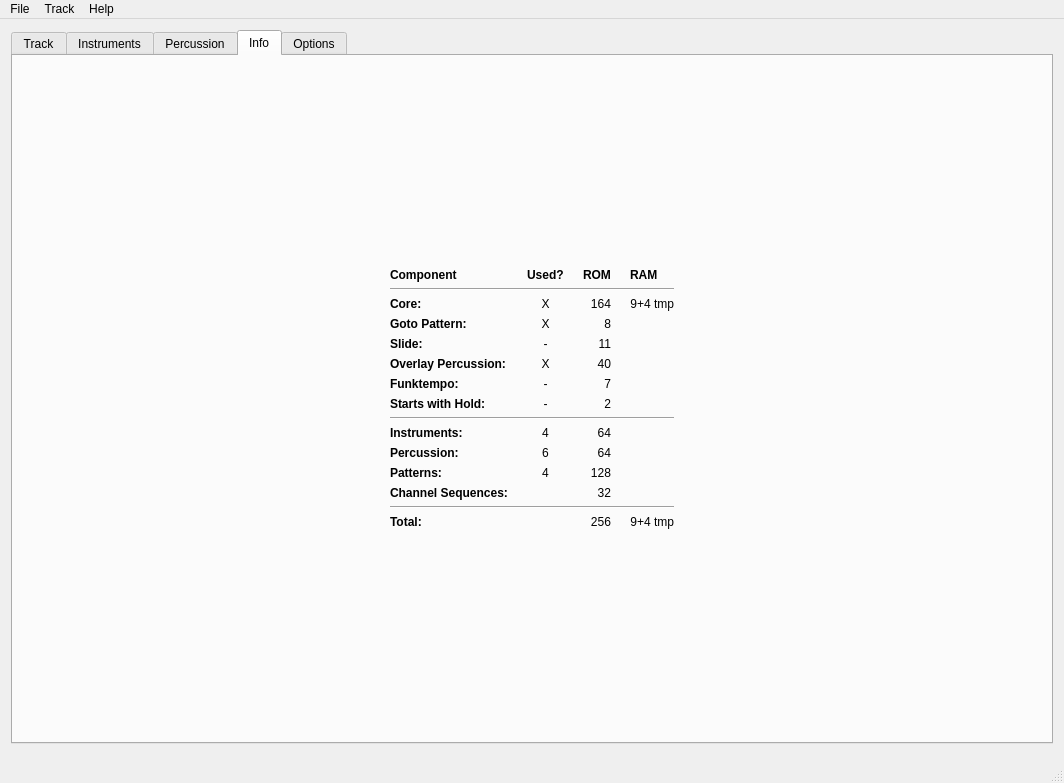
This is mainwindow.ui in steux/tiatracker as Qt 5 draws it before an edit. The edited form follows.
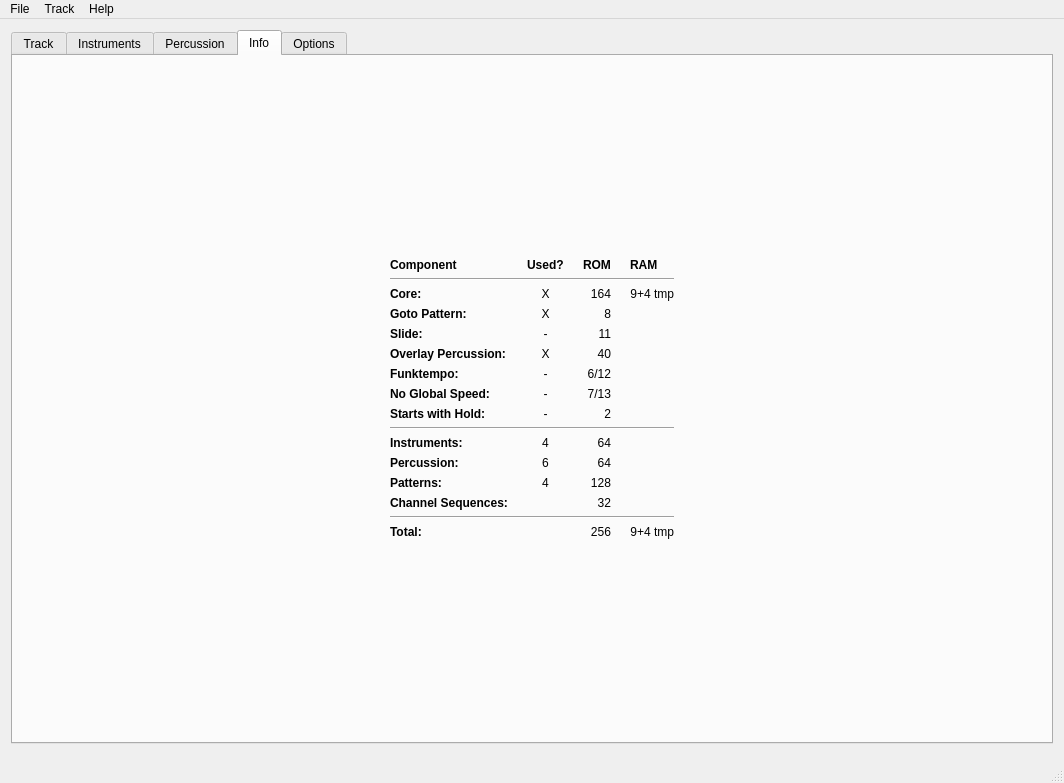
This is the edited form. The open tabs and pages were chosen to show the change. Icons and pictures are not drawn. Custom widgets are drawn as their Qt base class.

Commit message: global/local tempo info added to info tab

What changed in the file:
```diff
--- a/mainwindow.ui
+++ b/mainwindow.ui
@@ -886,41 +886,28 @@
            </sizepolicy>
           </property>
           <layout class="QGridLayout" name="gridLayout">
-           <item row="11" column="2">
-            <widget class="QLabel" name="labelInfoPatterns">
+           <item row="13" column="0">
+            <widget class="QLabel" name="label_45">
              <property name="text">
-              <string>4</string>
+              <string>&lt;b&gt;Channel Sequences:&lt;/b&gt;</string>
              </property>
-             <property name="alignment">
-              <set>Qt::AlignCenter</set>
-             </property>
             </widget>
            </item>
-           <item row="14" column="6">
-            <widget class="QLabel" name="label_54">
+           <item row="0" column="3">
+            <widget class="QLabel" name="label_26">
              <property name="text">
-              <string>9+4 tmp</string>
+              <string/>
              </property>
-             <property name="alignment">
-              <set>Qt::AlignRight|Qt::AlignTrailing|Qt::AlignVCenter</set>
-             </property>
             </widget>
            </item>
-           <item row="8" column="0" colspan="7">
-            <widget class="Line" name="line_2">
-             <property name="orientation">
-              <enum>Qt::Horizontal</enum>
-             </property>
-            </widget>
-           </item>
-           <item row="14" column="0">
-            <widget class="QLabel" name="label_52">
+           <item row="0" column="1">
+            <widget class="QLabel" name="label_25">
              <property name="text">
-              <string>&lt;b&gt;Total:&lt;/b&gt;</string>
+              <string/>
              </property>
             </widget>
            </item>
-           <item row="14" column="4">
+           <item row="15" column="4">
             <widget class="QLabel" name="labelInfoRomTotal">
              <property name="text">
               <string>256</string>
@@ -930,7 +917,7 @@
              </property>
             </widget>
            </item>
-           <item row="13" column="0" colspan="7">
+           <item row="14" column="0" colspan="7">
             <widget class="Line" name="line_3">
              <property name="orientation">
               <enum>Qt::Horizontal</enum>
@@ -1124,14 +1111,14 @@
            <item row="6" column="4">
             <widget class="QLabel" name="labelFunktempoRom">
              <property name="text">
-              <string>7</string>
+              <string>6/12</string>
              </property>
              <property name="alignment">
               <set>Qt::AlignRight|Qt::AlignTrailing|Qt::AlignVCenter</set>
              </property>
             </widget>
            </item>
-           <item row="7" column="2">
+           <item row="8" column="2">
             <widget class="QLabel" name="labelStartsWithHold">
              <property name="text">
               <string>-</string>
@@ -1141,7 +1128,7 @@
              </property>
             </widget>
            </item>
-           <item row="7" column="4">
+           <item row="8" column="4">
             <widget class="QLabel" name="labelStartsWithHoldRom">
              <property name="text">
               <string>2</string>
@@ -1151,28 +1138,21 @@
              </property>
             </widget>
            </item>
-           <item row="7" column="0">
+           <item row="8" column="0">
             <widget class="QLabel" name="label_34">
              <property name="text">
               <string>&lt;html&gt;&lt;head/&gt;&lt;body&gt;&lt;p&gt;&lt;span style=&quot; font-weight:600;&quot;&gt;Starts with Hold:&lt;/span&gt;&lt;/p&gt;&lt;/body&gt;&lt;/html&gt;</string>
              </property>
             </widget>
            </item>
-           <item row="9" column="0">
+           <item row="10" column="0">
             <widget class="QLabel" name="label_39">
              <property name="text">
               <string>&lt;html&gt;&lt;head/&gt;&lt;body&gt;&lt;p&gt;&lt;span style=&quot; font-weight:600;&quot;&gt;Instruments:&lt;/span&gt;&lt;/p&gt;&lt;/body&gt;&lt;/html&gt;</string>
              </property>
             </widget>
            </item>
-           <item row="10" column="0">
-            <widget class="QLabel" name="label_41">
-             <property name="text">
-              <string>&lt;b&gt;Percussion:&lt;/b&gt;</string>
-             </property>
-            </widget>
-           </item>
-           <item row="9" column="4">
+           <item row="10" column="4">
             <widget class="QLabel" name="labelInstrumentsRom">
              <property name="text">
               <string>64</string>
@@ -1182,13 +1162,6 @@
              </property>
             </widget>
            </item>
-           <item row="11" column="0">
-            <widget class="QLabel" name="label_43">
-             <property name="text">
-              <string>&lt;b&gt;Patterns:&lt;/b&gt;</string>
-             </property>
-            </widget>
-           </item>
            <item row="1" column="0" colspan="7">
             <widget class="Line" name="line">
              <property name="orientation">
@@ -1196,24 +1169,65 @@
              </property>
             </widget>
            </item>
-           <item row="10" column="4">
-            <widget class="QLabel" name="labelPercussionRom">
-             <property name="text">
-              <string>64</string>
-             </property>
-             <property name="alignment">
-              <set>Qt::AlignRight|Qt::AlignTrailing|Qt::AlignVCenter</set>
-             </property>
-            </widget>
-           </item>
            <item row="12" column="0">
-            <widget class="QLabel" name="label_45">
+            <widget class="QLabel" name="label_43">
              <property name="text">
-              <string>&lt;b&gt;Channel Sequences:&lt;/b&gt;</string>
+              <string>&lt;b&gt;Patterns:&lt;/b&gt;</string>
              </property>
             </widget>
            </item>
            <item row="11" column="4">
+            <widget class="QLabel" name="labelPercussionRom">
+             <property name="text">
+              <string>64</string>
+             </property>
+             <property name="alignment">
+              <set>Qt::AlignRight|Qt::AlignTrailing|Qt::AlignVCenter</set>
+             </property>
+            </widget>
+           </item>
+           <item row="11" column="0">
+            <widget class="QLabel" name="label_41">
+             <property name="text">
+              <string>&lt;b&gt;Percussion:&lt;/b&gt;</string>
+             </property>
+            </widget>
+           </item>
+           <item row="15" column="6">
+            <widget class="QLabel" name="label_54">
+             <property name="text">
+              <string>9+4 tmp</string>
+             </property>
+             <property name="alignment">
+              <set>Qt::AlignRight|Qt::AlignTrailing|Qt::AlignVCenter</set>
+             </property>
+            </widget>
+           </item>
+           <item row="12" column="2">
+            <widget class="QLabel" name="labelInfoPatterns">
+             <property name="text">
+              <string>4</string>
+             </property>
+             <property name="alignment">
+              <set>Qt::AlignCenter</set>
+             </property>
+            </widget>
+           </item>
+           <item row="9" column="0" colspan="7">
+            <widget class="Line" name="line_2">
+             <property name="orientation">
+              <enum>Qt::Horizontal</enum>
+             </property>
+            </widget>
+           </item>
+           <item row="15" column="0">
+            <widget class="QLabel" name="label_52">
+             <property name="text">
+              <string>&lt;b&gt;Total:&lt;/b&gt;</string>
+             </property>
+            </widget>
+           </item>
+           <item row="12" column="4">
             <widget class="QLabel" name="labelPatternsRom">
              <property name="text">
               <string>128</string>
@@ -1223,7 +1237,17 @@
              </property>
             </widget>
            </item>
-           <item row="12" column="4">
+           <item row="11" column="2">
+            <widget class="QLabel" name="labelInfoPercussion">
+             <property name="text">
+              <string>6</string>
+             </property>
+             <property name="alignment">
+              <set>Qt::AlignCenter</set>
+             </property>
+            </widget>
+           </item>
+           <item row="13" column="4">
             <widget class="QLabel" name="labelSequencesRom">
              <property name="text">
               <string>32</string>
@@ -1233,26 +1257,43 @@
              </property>
             </widget>
            </item>
-           <item row="9" column="2">
-            <widget class="QLabel" name="labelInfoInstruments">
-             <property name="text">
-              <string>4</string>
-             </property>
-             <property name="alignment">
-              <set>Qt::AlignCenter</set>
-             </property>
-            </widget>
-           </item>
            <item row="10" column="2">
-            <widget class="QLabel" name="labelInfoPercussion">
+            <widget class="QLabel" name="labelInfoInstruments">
              <property name="text">
-              <string>6</string>
+              <string>4</string>
              </property>
              <property name="alignment">
               <set>Qt::AlignCenter</set>
              </property>
             </widget>
            </item>
+           <item row="7" column="0">
+            <widget class="QLabel" name="label_30">
+             <property name="text">
+              <string>&lt;html&gt;&lt;head/&gt;&lt;body&gt;&lt;p&gt;&lt;span style=&quot; font-weight:600;&quot;&gt;No Global Speed:&lt;/span&gt;&lt;/p&gt;&lt;/body&gt;&lt;/html&gt;</string>
+             </property>
+            </widget>
+           </item>
+           <item row="7" column="2">
+            <widget class="QLabel" name="labelLocalSpeedUsed">
+             <property name="text">
+              <string>&lt;html&gt;&lt;head/&gt;&lt;body&gt;&lt;p&gt;-&lt;/p&gt;&lt;/body&gt;&lt;/html&gt;</string>
+             </property>
+             <property name="alignment">
+              <set>Qt::AlignCenter</set>
+             </property>
+            </widget>
+           </item>
+           <item row="7" column="4">
+            <widget class="QLabel" name="labelLocalSpeedRom">
+             <property name="text">
+              <string>&lt;html&gt;&lt;head/&gt;&lt;body&gt;&lt;p align=&quot;right&quot;&gt;7/13&lt;/p&gt;&lt;/body&gt;&lt;/html&gt;</string>
+             </property>
+             <property name="alignment">
+              <set>Qt::AlignRight|Qt::AlignTrailing|Qt::AlignVCenter</set>
+             </property>
+            </widget>
+           </item>
           </layout>
          </widget>
         </item>
```
Left out of the diff: 108 changed lines with no effect on the pictures. The commit also changes 3 other files.
